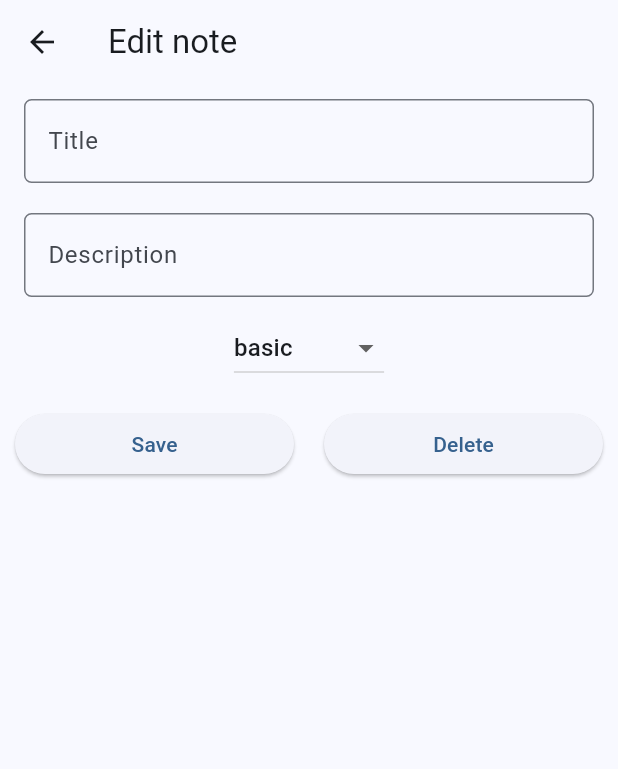
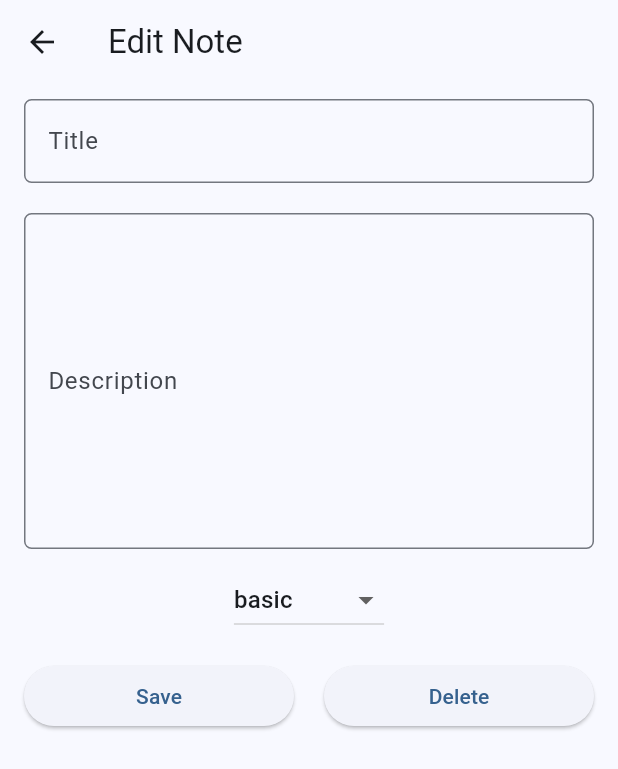
Before and after one commit to TheRealHex/wut-notes, a Flutter app: the screen it shows after launch, after a tap on "Dummy Title", on a phone screen of 412 x 824 dp. Shown: the top 769 px of the screen. Run offline on Flutter 3.47's test engine with Material 3 defaults, Android fonts, the phone set to English and light mode, and no system bars.

Commit message:
ui: improvements

```diff
--- a/lib/main.dart
+++ b/lib/main.dart
@@ -21,7 +21,9 @@ class MyApp extends StatelessWidget {
       // home: NoteDetail(),
       routes: {
         '/': (_) => const NoteList(),
-        '/details': (_) => const NoteDetail(),
+        '/details': (_) => NoteDetail(
+              appBarTitle: appBarTitle,
+            ),
       },
     );
   }
--- a/lib/screens/note_detail.dart
+++ b/lib/screens/note_detail.dart
@@ -1,8 +1,12 @@
 import 'package:flutter/material.dart';
 
 class NoteDetail extends StatefulWidget {
-  const NoteDetail({super.key});
+  const NoteDetail({
+    Key? key,
+    required this.appBarTitle,
+  }) : super(key: key);
 
+  final String appBarTitle;
   @override
   State<NoteDetail> createState() => _NoteDetailState();
 }
@@ -17,41 +21,12 @@ class _NoteDetailState extends State<NoteDetail> {
   Widget build(BuildContext context) {
     return Scaffold(
       appBar: AppBar(
-        title: const Text('Edit note'),
+        title: Text(widget.appBarTitle),
       ),
       body: Column(
-        crossAxisAlignment: CrossAxisAlignment.center,
         children: [
-          // Title textfield
-          Padding(
-            padding: const EdgeInsets.symmetric(horizontal: 16, vertical: 10),
-            child: TextField(
-              controller: titleController,
-              onChanged: (value) {
-                debugPrint('title is being added.');
-              },
-              decoration: InputDecoration(
-                  labelText: 'Title',
-                  border: OutlineInputBorder(
-                    borderRadius: BorderRadius.circular(5),
-                  )),
-            ),
-          ),
-          // Description textfield
-          Padding(
-            padding: const EdgeInsets.symmetric(horizontal: 16, vertical: 10),
-            child: TextField(
-              controller: descriptionController,
-              onChanged: (value) {
-                debugPrint('Description is being added.');
-              },
-              decoration: InputDecoration(
-                  labelText: 'Description',
-                  border: OutlineInputBorder(
-                    borderRadius: BorderRadius.circular(5),
-                  )),
-            ),
-          ),
+          textField('Title', titleController, 1),
+          textField('Description', descriptionController, 8),
           // Priority dropdown
           DropdownButton(
             items: _priorities.map((String dropDownStringItems) {
@@ -68,16 +43,12 @@ class _NoteDetailState extends State<NoteDetail> {
             },
           ),
           Padding(
-            padding: const EdgeInsets.symmetric(horizontal: 10.0, vertical: 16),
-            child: Row(
+            padding: const EdgeInsets.symmetric(horizontal: 16.0, vertical: 16),
+            child: widget.appBarTitle == 'Edit Note'
+                ? Row(
                     mainAxisAlignment: MainAxisAlignment.center,
                     children: [
-                Expanded(
-                  child: ElevatedButton(
-                    onPressed: () {},
-                    child: const Text('Save'),
-                  ),
-                ),
+                      saveBtn(),
                       const SizedBox(width: 20),
                       Expanded(
                         child: ElevatedButton(
@@ -86,10 +57,42 @@ class _NoteDetailState extends State<NoteDetail> {
                         ),
                       )
                     ],
+                  )
+                : Row(
+                    children: [
+                      saveBtn(),
+                    ],
                   ),
           )
         ],
       ),
     );
   }
+
+  Expanded saveBtn() {
+    return Expanded(
+      child: ElevatedButton(
+        onPressed: () {},
+        child: const Text('Save'),
+      ),
+    );
   }
+
+  Padding textField(String data, TextEditingController controller, int lines) {
+    return Padding(
+      padding: const EdgeInsets.symmetric(horizontal: 16, vertical: 10),
+      child: TextField(
+        maxLines: lines,
+        controller: controller,
+        onChanged: (value) {
+          // debugPrint('title is being added.');
+        },
+        decoration: InputDecoration(
+            labelText: data,
+            border: OutlineInputBorder(
+              borderRadius: BorderRadius.circular(5),
+            )),
+      ),
+    );
+  }
+}
--- a/lib/screens/note_list.dart
+++ b/lib/screens/note_list.dart
@@ -6,6 +6,8 @@ class NoteList extends StatefulWidget {
   @override
   State<NoteList> createState() => _NoteListState();
 }
+
+String appBarTitle = '';
 
 class _NoteListState extends State<NoteList> {
   int count = 1;
@@ -19,7 +21,11 @@ class _NoteListState extends State<NoteList> {
       body: _getNoteListView(),
       floatingActionButton: FloatingActionButton.small(
         onPressed: () {
+          appBarTitle = 'Add Note';
           debugPrint('fab clicked.');
+          Navigator.pushNamed(context, '/details', arguments: {
+            'appBarTitle': appBarTitle,
+          });
         },
         tooltip: 'Add Note',
         child: const Icon(Icons.add),
@@ -49,6 +55,7 @@ class _NoteListState extends State<NoteList> {
                   icon: const Icon(Icons.delete)),
               onTap: () {
                 debugPrint('ListTile clicked.');
+                appBarTitle = 'Edit Note';
                 Navigator.pushNamed(context, '/details');
               },
             ),
```
Lines whose indentation alone changed are shown as unchanged.
